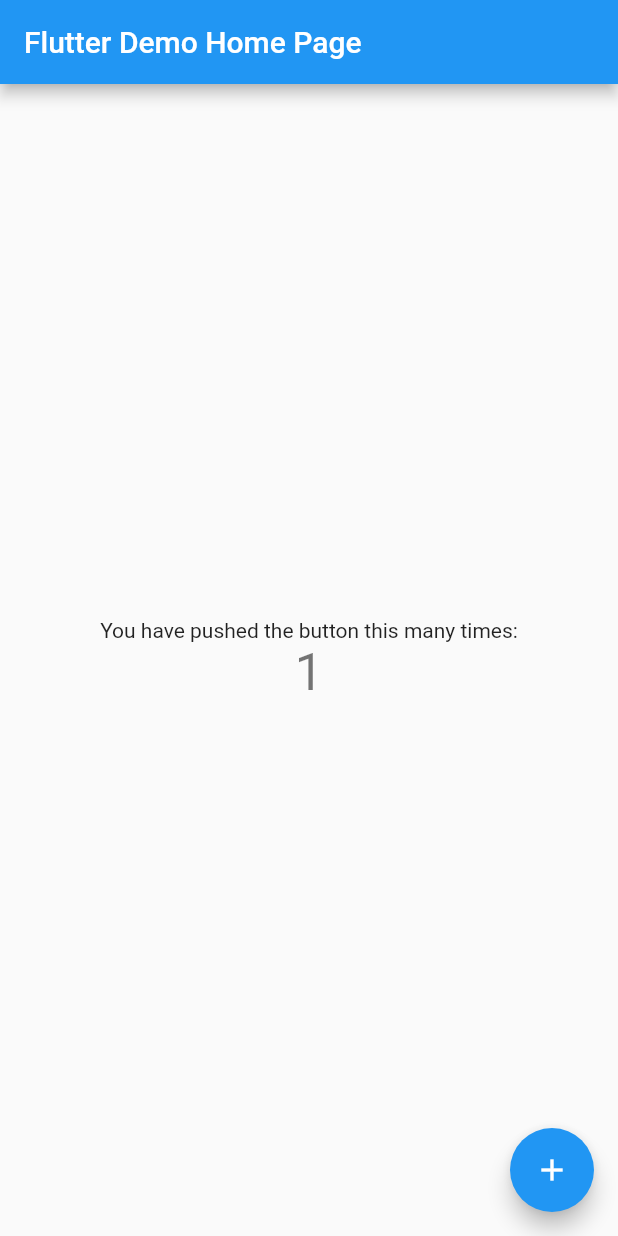
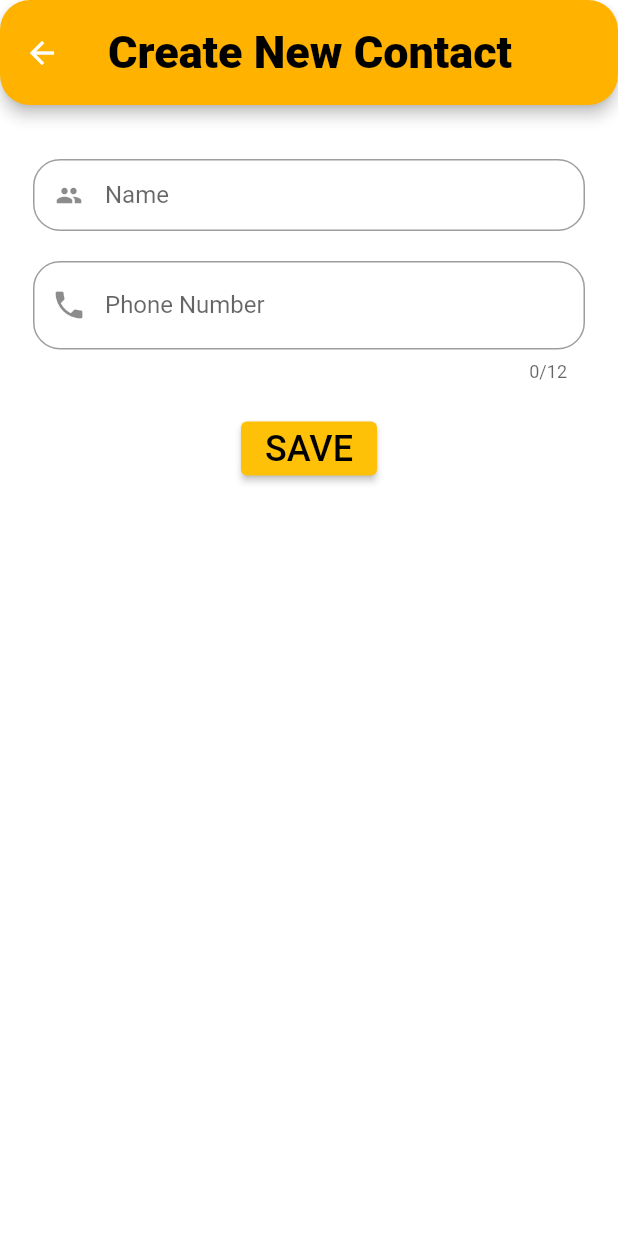
Before and after one commit to darmaputraa/flutter_week5_flutter_animation_contact, a Flutter app: the screen it shows after launch, after a tap on the "add" icon, on a phone screen of 412 x 824 dp. Run offline on Flutter 3.47's test engine with Material 2 defaults, Android fonts, the phone set to English and light mode, and no system bars.

Commit message:
Create Animation Transition Contact Page

```diff
--- /dev/null
+++ b/lib/contact_page.dart
@@ -0,0 +1,108 @@
+import 'package:flutter/material.dart';
+import 'package:flutter_week5_flutter_animation_contact/create_contact_page.dart';
+import 'package:flutter_week5_flutter_animation_contact/model/contact.dart';
+
+class ContactPage extends StatefulWidget {
+  const ContactPage({Key? key}) : super(key: key);
+
+  @override
+  State<ContactPage> createState() => _ContactPageState();
+}
+
+class _ContactPageState extends State<ContactPage> {
+  List<Contact> contacts = [
+    Contact(name: 'Bambang', phone: '0812727272'),
+    Contact(name: 'Andi', phone: '08197286950'),
+    Contact(name: 'Inda', phone: '085264732890'),
+  ];
+
+  @override
+  Widget build(BuildContext context) {
+    return Scaffold(
+        backgroundColor: const Color.fromARGB(255, 255, 255, 255),
+        appBar: AppBar(
+          shape: const RoundedRectangleBorder(
+              borderRadius: BorderRadius.all(Radius.circular(20))),
+          toolbarHeight: 70,
+          centerTitle: true,
+          title: const Text(
+            'Contacts',
+            style: TextStyle(
+                fontSize: 30, fontWeight: FontWeight.w900, color: Colors.black),
+          ),
+          backgroundColor: Colors.amber[600],
+        ),
+        body: Container(
+            margin: const EdgeInsets.only(top: 12),
+            child: ListView.builder(
+              shrinkWrap: true,
+              itemCount: contacts.length,
+              itemBuilder: (context, index) {
+                return Card(
+                    shape: RoundedRectangleBorder(
+                        borderRadius: BorderRadius.circular(20)),
+                    elevation: 1,
+                    child: ListTile(
+                        dense: true,
+                        leading: CircleAvatar(
+                          backgroundColor: Colors.amber[600],
+                          radius: 24,
+                          child: const Icon(
+                            Icons.person,
+                            color: Colors.black,
+                            size: 32,
+                          ),
+                        ),
+                        title: Text(
+                          contacts[index].name.toString(),
+                          style: const TextStyle(
+                              fontSize: 26, color: Colors.black),
+                        ),
+                        subtitle: Text(
+                          contacts[index].phone.toString(),
+                          style: const TextStyle(
+                              fontSize: 20,
+                              color: Color.fromARGB(223, 136, 126, 126)),
+                        )));
+              },
+            )),
+        floatingActionButton: FloatingActionButton(
+          onPressed: () {
+            Navigator.of(context).push(PageRouteBuilder(
+                pageBuilder: (context, animation, secondaryAnimation) {
+              return CreateNewContact(contactList: contacts);
+            }, transitionsBuilder:
+                    ((context, animation, secondaryAnimation, child) {
+              final tween = Tween(begin: 0.0, end: 1.0);
+              return ScaleTransition(
+                  scale: animation.drive(tween), child: child);
+            })));
+          },
+          backgroundColor: Colors.amber[600],
+          child: const Icon(
+            Icons.add,
+            color: Colors.black,
+          ),
+        ));
+  }
+}
+
+// floatingActionButton: FloatingActionButton(
+//           onPressed: () {
+//             Navigator.of(context)
+//                 .push(MaterialPageRoute<List<Contact>>(
+//                     builder: (_) => CreateNewContact(
+//                           contactList: contacts,
+//                         )))
+//                 .then((updateContact) {
+//               setState(() {
+//                 contacts = updateContact ?? [];
+//               });
+//             });
+//           },
+//           backgroundColor: Colors.amber[600],
+//           child: const Icon(
+//             Icons.add,
+//             color: Colors.black,
+//           ),
+//         )
--- /dev/null
+++ b/lib/create_contact_page.dart
@@ -0,0 +1,116 @@
+import 'package:flutter/material.dart';
+import 'package:flutter_week5_flutter_animation_contact/model/contact.dart';
+
+class CreateNewContact extends StatefulWidget {
+  final List<Contact> contactList;
+  const CreateNewContact({Key? key, required this.contactList})
+      : super(key: key);
+
+  @override
+  State<CreateNewContact> createState() => _CreateNewContactState();
+}
+
+class _CreateNewContactState extends State<CreateNewContact> {
+  final nameController = TextEditingController();
+  final phoneController = TextEditingController();
+  final _formKey = GlobalKey<FormState>();
+
+  void saveNewContact() {
+    final name = nameController.text;
+    final phone = phoneController.text;
+    if (name.isEmpty && phone.isEmpty) {
+      return;
+    }
+  }
+
+  @override
+  Widget build(BuildContext context) {
+    return Scaffold(
+      backgroundColor: const Color.fromARGB(255, 255, 255, 255),
+      appBar: AppBar(
+        shape: const RoundedRectangleBorder(
+            borderRadius: BorderRadius.all(Radius.circular(20))),
+        toolbarHeight: 70,
+        centerTitle: true,
+        title: const Text(
+          'Create New Contact',
+          style: TextStyle(
+              fontSize: 30, fontWeight: FontWeight.w900, color: Colors.black),
+        ),
+        backgroundColor: Colors.amber[600],
+      ),
+      body: SafeArea(
+        child: Padding(
+            padding: const EdgeInsets.fromLTRB(22, 36, 22, 22),
+            child: Form(
+                key: _formKey,
+                child: Column(
+                  crossAxisAlignment: CrossAxisAlignment.start,
+                  mainAxisSize: MainAxisSize.max,
+                  children: <Widget>[
+                    TextFormField(
+                      validator: (value) {
+                        if (value == null || value.isEmpty) {
+                          return 'Please fill name';
+                        }
+                        return null;
+                      },
+                      controller: nameController,
+                      onFieldSubmitted: (value) {},
+                      decoration: InputDecoration(
+                          prefixIcon: const Icon(Icons.people),
+                          labelText: "Name",
+                          hintText: "Input Name",
+                          isDense: true,
+                          contentPadding: const EdgeInsets.all(8),
+                          border: OutlineInputBorder(
+                              borderRadius: BorderRadius.circular(18))),
+                    ),
+                    const SizedBox(
+                      height: 20.0,
+                    ),
+                    TextFormField(
+                      validator: (value) {
+                        if (value == null || value.isEmpty) {
+                          return 'Please fill your phone number';
+                        }
+                        return null;
+                      },
+                      controller: phoneController,
+                      onFieldSubmitted: (value) {},
+                      keyboardType: TextInputType.phone,
+                      maxLength: 12,
+                      decoration: InputDecoration(
+                          prefixIcon: const Icon(Icons.phone),
+                          labelText: "Phone Number",
+                          hintText: "Input Phone Number",
+                          border: OutlineInputBorder(
+                              borderRadius: BorderRadius.circular(18))),
+                    ),
+                    const SizedBox(
+                      height: 20.0,
+                    ),
+                    Align(
+                        alignment: Alignment.center,
+                        child: ElevatedButton(
+                            onPressed: () {
+                              if (_formKey.currentState!.validate()) {
+                                saveNewContact;
+                                widget.contactList.add(Contact(
+                                    name: nameController.text,
+                                    phone: phoneController.text));
+                                Navigator.pop(context, widget.contactList);
+                              }
+                            },
+                            style: ElevatedButton.styleFrom(
+                              foregroundColor: Colors.black,
+                              backgroundColor: Colors.amber,
+                            ),
+                            child: const Text('SAVE',
+                                style: TextStyle(fontSize: 24)))),
+                  ],
+                ))),
+      ),
+    );
+  }
+}
--- a/lib/main.dart
+++ b/lib/main.dart
@@ -1,4 +1,5 @@
 import 'package:flutter/material.dart';
+import 'package:flutter_week5_flutter_animation_contact/contact_page.dart';
 
 void main() {
   runApp(const MyApp());
@@ -11,105 +12,9 @@
   @override
   Widget build(BuildContext context) {
     return MaterialApp(
-      title: 'Flutter Demo',
-      theme: ThemeData(
-        // This is the theme of your application.
-        //
-        // Try running your application with "flutter run". You'll see the
-        // application has a blue toolbar. Then, without quitting the app, try
-        // changing the primarySwatch below to Colors.green and then invoke
-        // "hot reload" (press "r" in the console where you ran "flutter run",
-        // or simply save your changes to "hot reload" in a Flutter IDE).
-        // Notice that the counter didn't reset back to zero; the application
-        // is not restarted.
-        primarySwatch: Colors.blue,
-      ),
-      home: const MyHomePage(title: 'Flutter Demo Home Page'),
-    );
+        theme: ThemeData(
+          primarySwatch: Colors.blue,
+        ),
+        home: const ContactPage());
   }
 }
-
-class MyHomePage extends StatefulWidget {
-  const MyHomePage({super.key, required this.title});
-
-  // This widget is the home page of your application. It is stateful, meaning
-  // that it has a State object (defined below) that contains fields that affect
-  // how it looks.
-
-  // This class is the configuration for the state. It holds the values (in this
-  // case the title) provided by the parent (in this case the App widget) and
-  // used by the build method of the State. Fields in a Widget subclass are
-  // always marked "final".
-
-  final String title;
-
-  @override
-  State<MyHomePage> createState() => _MyHomePageState();
-}
-
-class _MyHomePageState extends State<MyHomePage> {
-  int _counter = 0;
-
-  void _incrementCounter() {
-    setState(() {
-      // This call to setState tells the Flutter framework that something has
-      // changed in this State, which causes it to rerun the build method below
-      // so that the display can reflect the updated values. If we changed
-      // _counter without calling setState(), then the build method would not be
-      // called again, and so nothing would appear to happen.
-      _counter++;
-    });
-  }
-
-  @override
-  Widget build(BuildContext context) {
-    // This method is rerun every time setState is called, for instance as done
-    // by the _incrementCounter method above.
-    //
-    // The Flutter framework has been optimized to make rerunning build methods
-    // fast, so that you can just rebuild anything that needs updating rather
-    // than having to individually change instances of widgets.
-    return Scaffold(
-      appBar: AppBar(
-        // Here we take the value from the MyHomePage object that was created by
-        // the App.build method, and use it to set our appbar title.
-        title: Text(widget.title),
-      ),
-      body: Center(
-        // Center is a layout widget. It takes a single child and positions it
-        // in the middle of the parent.
-        child: Column(
-          // Column is also a layout widget. It takes a list of children and
-          // arranges them vertically. By default, it sizes itself to fit its
-          // children horizontally, and tries to be as tall as its parent.
-          //
-          // Invoke "debug painting" (press "p" in the console, choose the
-          // "Toggle Debug Paint" action from the Flutter Inspector in Android
-          // Studio, or the "Toggle Debug Paint" command in Visual Studio Code)
-          // to see the wireframe for each widget.
-          //
-          // Column has various properties to control how it sizes itself and
-          // how it positions its children. Here we use mainAxisAlignment to
-          // center the children vertically; the main axis here is the vertical
-          // axis because Columns are vertical (the cross axis would be
-          // horizontal).
-          mainAxisAlignment: MainAxisAlignment.center,
-          children: <Widget>[
-            const Text(
-              'You have pushed the button this many times:',
-            ),
-            Text(
-              '$_counter',
-              style: Theme.of(context).textTheme.headlineMedium,
-            ),
-          ],
-        ),
-      ),
-      floatingActionButton: FloatingActionButton(
-        onPressed: _incrementCounter,
-        tooltip: 'Increment',
-        child: const Icon(Icons.add),
-      ), // This trailing comma makes auto-formatting nicer for build methods.
-    );
-  }
-}
--- /dev/null
+++ b/lib/model/contact.dart
@@ -0,0 +1,6 @@
+class Contact {
+  String name;
+  String phone;
+
+  Contact({required this.name, required this.phone});
+}
```
